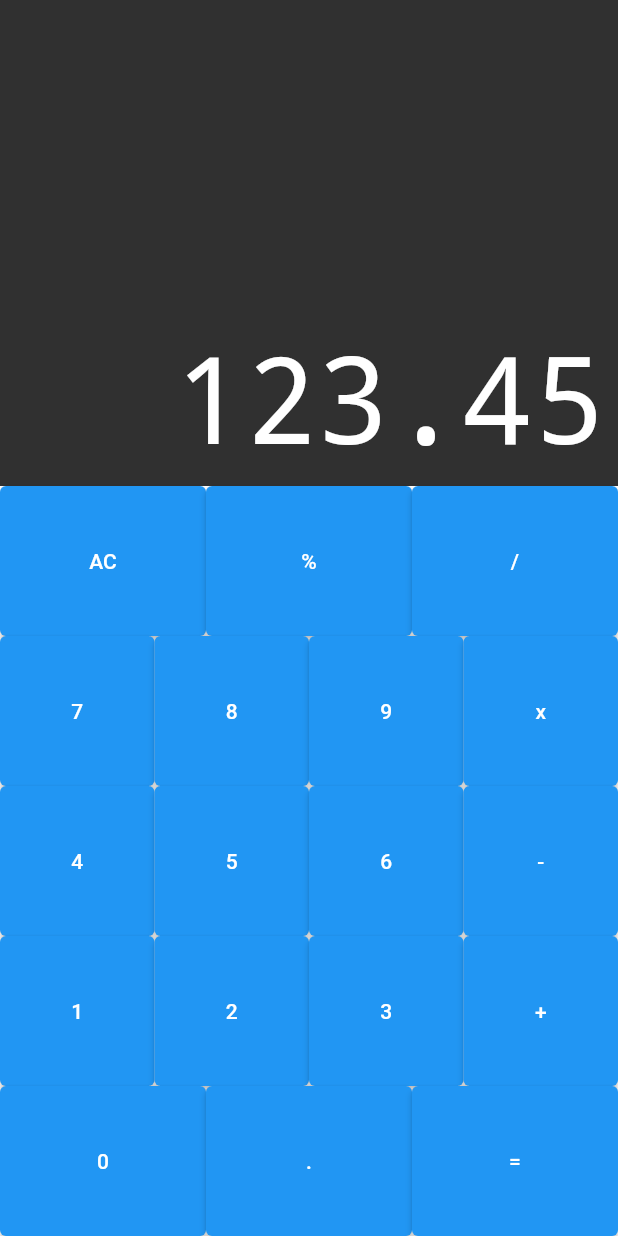
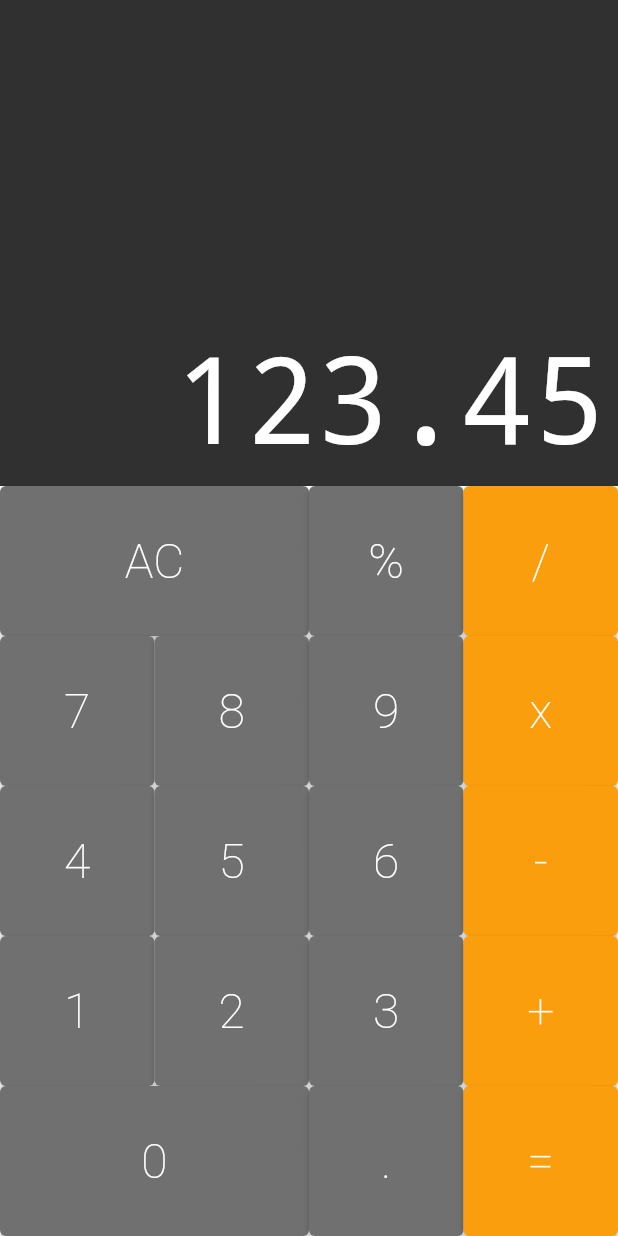
Before and after one commit to Joao-Gontijo/flutter-calculator, a Flutter app: the screen it shows after launch, on a phone screen of 412 x 824 dp. Run offline on Flutter 3.47's test engine with Material 2 defaults, Android fonts, the phone set to English and light mode, and no system bars; drawn by our look-alikes of auto_size_text.

Commit message:
named constructors

```diff
--- a/lib/components/button.dart
+++ b/lib/components/button.dart
@@ -1,18 +1,37 @@
 import 'package:flutter/material.dart';
 
 class Button extends StatelessWidget {
+  static const DARK = Color.fromRGBO(82, 82, 82, 1);
+  static const DEFAULT = Color.fromRGBO(112, 112, 112, 1);
+  static const OPERATION = Color.fromRGBO(250, 158, 13, 1);
+
   final String text;
+  final bool big;
+  final Color color;
 
-  Button({
-    required this.text,
-  });
+  Button({required this.text, this.big = false, this.color = DEFAULT});
+  Button.big({required this.text, this.big = true, this.color = DEFAULT});
+  Button.operation(
+      {required this.text, this.big = false, this.color = OPERATION});
+
   @override
   Widget build(BuildContext context) {
     return Expanded(
-      flex: 1,
+      //se for big, flex 2, caso contrário, flex 1
+      flex: big ? 2 : 1,
       child: ElevatedButton(
+        style: ElevatedButton.styleFrom(
+          primary: color,
+        ),
         onPressed: () {},
-        child: Text(text),
+        child: Text(
+          text,
+          style: const TextStyle(
+            color: Colors.white,
+            fontSize: 32,
+            fontWeight: FontWeight.w200,
+          ),
+        ),
       ),
     );
   }
--- a/lib/components/display.dart
+++ b/lib/components/display.dart
@@ -11,7 +11,7 @@ class Display extends StatelessWidget {
     return Expanded(
       flex: 1,
       child: Container(
-        color: const Color.fromARGB(255, 48, 48, 48),
+        color: const Color.fromRGBO(48, 48, 48, 1),
         child: Column(
           mainAxisAlignment: MainAxisAlignment.end,
           crossAxisAlignment: CrossAxisAlignment.stretch,
--- a/lib/components/keyboard.dart
+++ b/lib/components/keyboard.dart
@@ -11,32 +11,32 @@ class Keyboard extends StatelessWidget {
       child: Column(
         children: [
           ButtonRow([
-            Button(text: 'AC'),
+            Button.big(text: 'AC'),
             Button(text: '%'),
-            Button(text: '/'),
+            Button.operation(text: '/'),
           ]),
           ButtonRow([
             Button(text: '7'),
             Button(text: '8'),
             Button(text: '9'),
-            Button(text: 'x'),
+            Button.operation(text: 'x'),
           ]),
           ButtonRow([
             Button(text: '4'),
             Button(text: '5'),
             Button(text: '6'),
-            Button(text: '-'),
+            Button.operation(text: '-'),
           ]),
           ButtonRow([
             Button(text: '1'),
             Button(text: '2'),
             Button(text: '3'),
-            Button(text: '+'),
+            Button.operation(text: '+'),
           ]),
           ButtonRow([
-            Button(text: '0'),
+            Button.big(text: '0'),
             Button(text: '.'),
-            Button(text: '='),
+            Button.operation(text: '='),
           ]),
         ],
       ),
```
